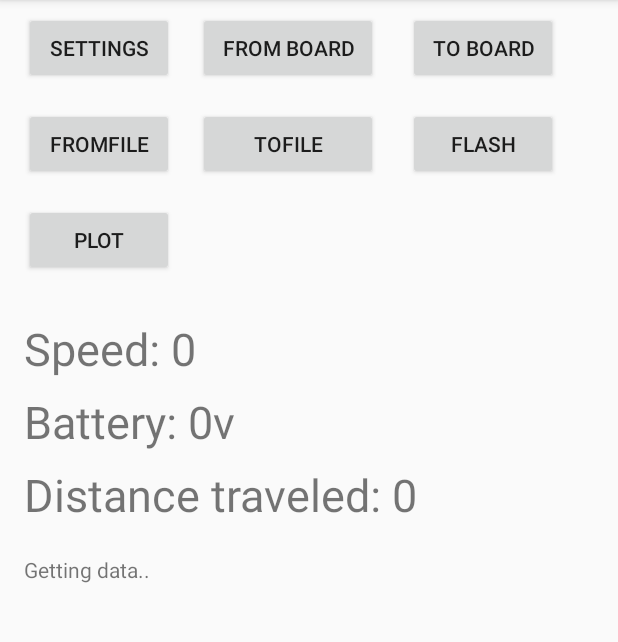
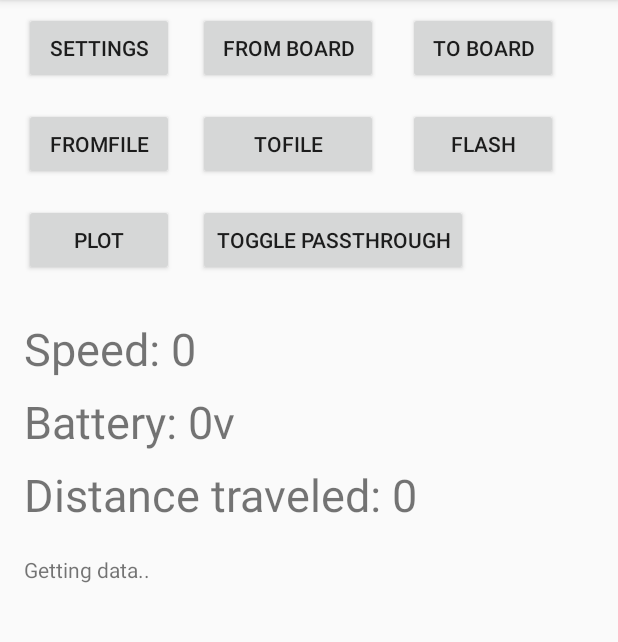
Before and after one commit to blezalex/WheelBoardAndroid, an Android app: the MainActivity screen opened directly, with no data from a screen before it, on a phone screen of 412 x 824 dp, the part 84-726 px from its top. Run offline under Robolectric (Android 15) with nearby library versions, the phone set to English and light mode, and no system bars; libraries missing offline, so code that uses them is left out: com.google.protobuf; 5 statements that could not run were skipped.

Commit message:
Improved communication reliability Fix status msg, add voltage, speed and battery info

```diff
--- a/app/src/main/java/ride/wheelboardapp/MainActivity.java
+++ b/app/src/main/java/ride/wheelboardapp/MainActivity.java
@@ -38,6 +38,8 @@ public class MainActivity extends AppCompatActivity implements View.OnClickListe
     public final int WRITE_FILE_REQUEST_CODE = 12;
 
     public final int PICK_DEVICE_CODE = 20;
+
+    private boolean have_config = false;
 
     @Override
     protected void onActivityResult(int requestCode, int resultCode, Intent data) {
@@ -144,11 +146,20 @@ public class MainActivity extends AppCompatActivity implements View.OnClickListe
 
         timerHandler = new Handler();
         mTimer1 = new Runnable() {
+            int val = 0;
+
             @Override
             public void run() {
                 try {
-                    if (btService != null)
-                        btService.sendMsg(Protocol.RequestId.GET_STATS);
+                    if (btService != null) {
+                        if (!have_config) {
+                            if (val++ % 2 > 0)
+                               btService.sendMsg(Protocol.RequestId.READ_CONFIG);
+                        }
+                        else {
+                            btService.sendMsg(Protocol.RequestId.GET_STATS);
+                        }
+                    }
                 } catch (IOException e) {
                     showError(e.toString());
                 }
@@ -229,6 +240,7 @@ public class MainActivity extends AppCompatActivity implements View.OnClickListe
 
     private void OnConfig(Protocol.Config deviceConfig) {
         showToast("Got config", Toast.LENGTH_SHORT);
+        have_config = true;
         cfg.clear().mergeFrom(deviceConfig);
     }
 
@@ -244,12 +256,13 @@ public class MainActivity extends AppCompatActivity implements View.OnClickListe
                 formatter.format(stats.getBattVoltage()) + "V");
 
         TextView speed = findViewById(R.id.tvSpeed);
-        speed.setText("Speed: " +
-                formatter.format(stats.getSpeed() * cfg.getMisc().getErpmToDistConst() * 60));
+
+        float speed_m_sec = Math.abs(stats.getSpeed()) * cfg.getMisc().getErpmToDistConst() / 60;
+        speed.setText("Speed: " + formatter.format( speed_m_sec * 3.6) + " km/h");
 
         TextView distance = findViewById(R.id.tvDist);
         distance.setText("Distance traveled: " +
-                formatter.format(stats.getDistanceTraveled() * cfg.getMisc().getErpmToDistConst()));
+                formatter.format(stats.getDistanceTraveled() * cfg.getMisc().getErpmToDistConst() /  3 / 2 / 1000) + " km");
 
     }
 
@@ -324,6 +337,9 @@ public class MainActivity extends AppCompatActivity implements View.OnClickListe
                     btService.sendConfig(cfg.build());
                     break;
 
+                case R.id.passthough:
+                    btService.sendMsg(Protocol.RequestId.TOGGLE_PASSTHROUGH);
+                    break;
             }
         } catch (IOException e) {
             showError(e.toString());
--- a/app/src/main/res/layout/activity_main.xml
+++ b/app/src/main/res/layout/activity_main.xml
@@ -151,4 +151,15 @@
         app:layout_constraintStart_toStartOf="parent"
         app:layout_constraintTop_toBottomOf="@+id/tvSpeed" />
 
+    <Button
+        android:id="@+id/passthough"
+        android:layout_width="wrap_content"
+        android:layout_height="wrap_content"
+        android:layout_marginStart="16dp"
+        android:layout_marginTop="16dp"
+        android:text="Toggle Passthrough"
+        android:onClick="onClick"
+        app:layout_constraintStart_toEndOf="@+id/plot"
+        app:layout_constraintTop_toBottomOf="@+id/saveToFile" />
+
 </android.support.constraint.ConstraintLayout>
```
Also changed, not shown: app/src/main/java/ride/wheelboardapp/BluetoothWorker.java (+20 -15 lines), app/src/main/java/ride/wheelboardapp/SerialComm.java (+15 -7 lines), 1 other file.
